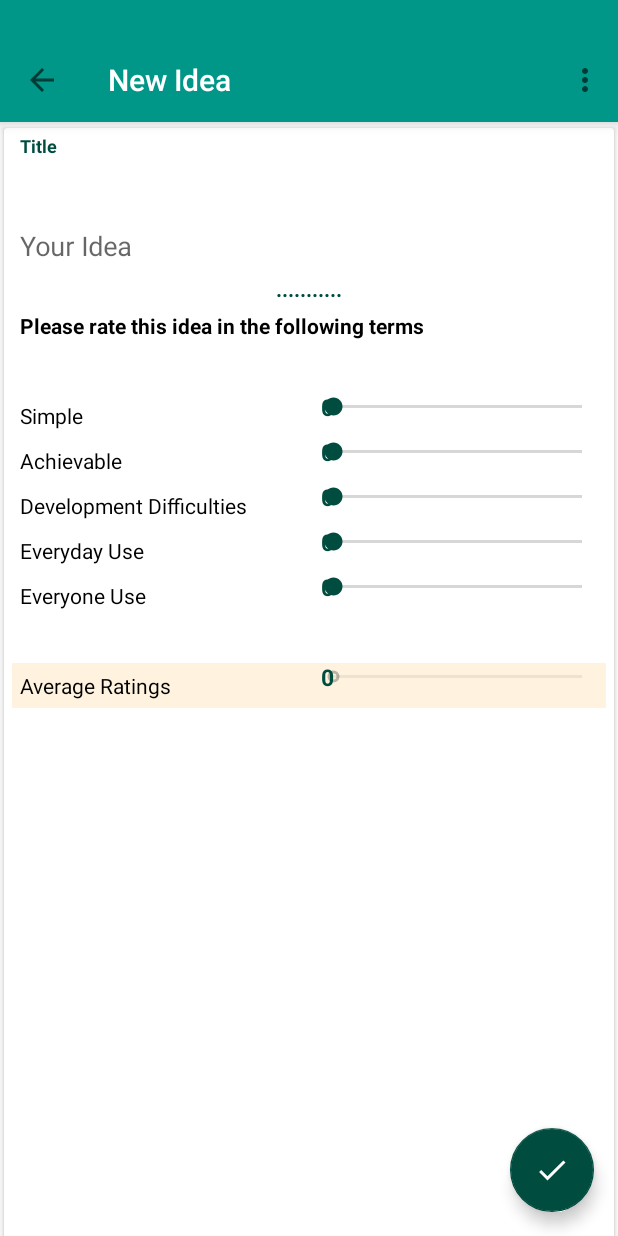
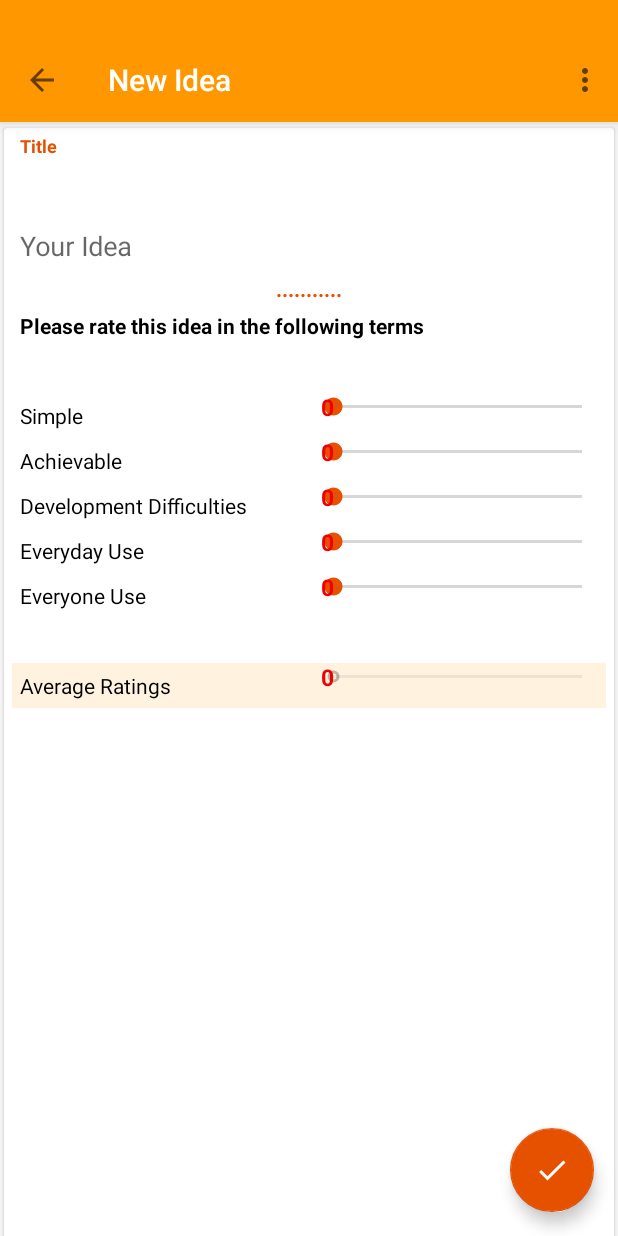
Before and after one commit to mansya/Kotlin-NotePad-Android, an Android app: the CreateActivity screen opened directly, with no data from a screen before it, on a phone screen of 412 x 824 dp. Run offline under Robolectric (Android 15) with nearby library versions, the phone set to English and light mode, and no system bars; our stand-ins replace Firebase (no records; nobody signed in at launch, a user with empty details on screens opened directly).

Commit message:
custom seek bar

```diff
--- a/app/src/main/java/com/freeankit/freenotepad/helper/TextThumbSeekBar.kt
+++ b/app/src/main/java/com/freeankit/freenotepad/helper/TextThumbSeekBar.kt
@@ -26,9 +26,8 @@ class TextThumbSeekBar : SeekBar {
 
     init {
         mThumbSize = context.resources.getDimensionPixelSize(R.dimen.thumb_size)
-
         mTextPaint = TextPaint()
-        mTextPaint?.color = context.resources.getColor(R.color.colorAccent)
+        mTextPaint?.color = context.resources.getColor(R.color.colorPrimary)
         mTextPaint?.textSize = context.resources.getDimensionPixelSize(R.dimen.thumb_text_size).toFloat()
         mTextPaint?.typeface = Typeface.DEFAULT_BOLD
         mTextPaint?.textAlign = Paint.Align.CENTER
@@ -38,8 +37,22 @@ class TextThumbSeekBar : SeekBar {
     @Synchronized
     override fun onDraw(canvas: Canvas) {
         super.onDraw(canvas)
+        when {
+            progress < 40 -> {
+                mTextPaint?.color = context.resources.getColor(R.color.red)
+//                canvas.draw(context.resources.getColor(R.color.red))
+            }
+            progress in 40..70 -> {
+                mTextPaint?.color = context.resources.getColor(R.color.colorPrimary)
+//                canvas.drawColor(context.resources.getColor(R.color.colorPrimary))
+            }
+            else -> {
+                mTextPaint?.color = context.resources.getColor(R.color.green)
+//                canvas.drawColor(context.resources.getColor(R.color.green))
+            }
+        }
 
-        val progressText = progress.toString()
+        val progressText = (progress / 10).toString()
         val bounds = Rect()
         mTextPaint?.getTextBounds(progressText, 0, progressText.length, bounds)
 
@@ -47,9 +60,9 @@ class TextThumbSeekBar : SeekBar {
         val rightPadding = paddingRight - thumbOffset
         val width = width - leftPadding - rightPadding
         val progressRatio = progress / max
-        val thumbOffset = mThumbSize * (.5f - progressRatio)
+        val thumbOffset = mThumbSize * (0.5f - progressRatio)
         val thumbX = progressRatio * width + leftPadding.toFloat() + thumbOffset
         val thumbY = height / 2f + bounds.height() / 2f
-        canvas.drawText(progressText, thumbX, thumbY, mTextPaint)
+        canvas.drawText(progressText, 0, progressText.length, thumbX, thumbY, mTextPaint)
     }
 }
--- a/app/src/main/res/values/colors.xml
+++ b/app/src/main/res/values/colors.xml
@@ -1,10 +1,12 @@
 <?xml version="1.0" encoding="utf-8"?>
 <resources>
-    <color name="colorPrimary">#009688</color>
-    <color name="colorPrimaryDark">#00796B</color>
-    <color name="colorAccent">#004D40</color>
+    <color name="colorPrimary">#FF9800</color>
+    <color name="colorPrimaryDark">#F57C00</color>
+    <color name="colorAccent">#E65100</color>
     <color name="white">#ffffff</color>
     <color name="clear">#00000000</color>
     <color name="black">#000000</color>
     <color name="bg_color">#FFF3E0</color>
+    <color name="green">#24ef00</color>
+    <color name="red">#ef0004</color>
 </resources>
```
